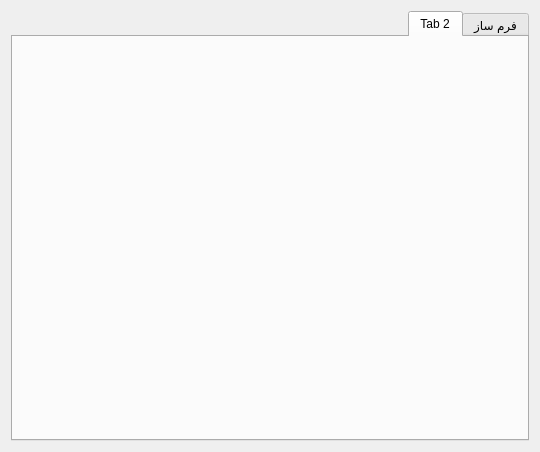
Qt form ui/main.ui (ostadsgo/form_app) before a commit.
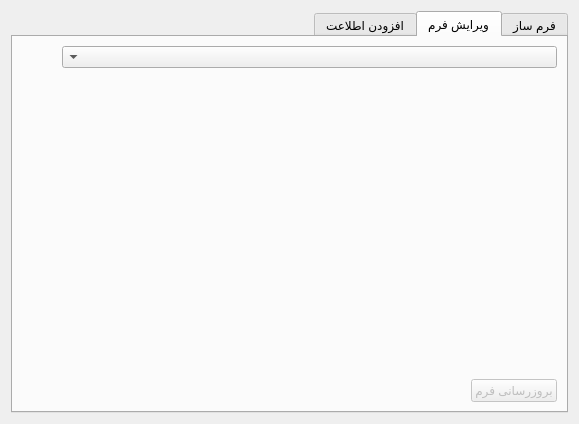
The same form after that commit. The open tabs and pages were chosen to show the change.

Commit message: Edit form functionallity.

```diff
--- a/ui/main.ui
+++ b/ui/main.ui
@@ -6,8 +6,8 @@
    <rect>
     <x>0</x>
     <y>0</y>
-    <width>540</width>
-    <height>452</height>
+    <width>579</width>
+    <height>424</height>
    </rect>
   </property>
   <property name="sizePolicy">
@@ -166,14 +166,91 @@
      </widget>
      <widget class="QWidget" name="tab_2">
       <attribute name="title">
-       <string>Tab 2</string>
+       <string>ویرایش فرم</string>
       </attribute>
       <layout class="QVBoxLayout" name="verticalLayout_5">
        <item>
-        <layout class="QVBoxLayout" name="verticalLayout_4"/>
+        <layout class="QVBoxLayout" name="verticalLayout_2">
+         <item>
+          <layout class="QHBoxLayout" name="ef_top_layout">
+           <item>
+            <widget class="QComboBox" name="form_list_combo">
+             <property name="placeholderText">
+              <string>فرم انتخاب کنید</string>
+             </property>
+            </widget>
+           </item>
+           <item>
+            <spacer name="horizontalSpacer_4">
+             <property name="orientation">
+              <enum>Qt::Orientation::Horizontal</enum>
+             </property>
+             <property name="sizeType">
+              <enum>QSizePolicy::Policy::Minimum</enum>
+             </property>
+             <property name="sizeHint" stdset="0">
+              <size>
+               <width>40</width>
+               <height>20</height>
+              </size>
+             </property>
+            </spacer>
+           </item>
+          </layout>
+         </item>
+         <item>
+          <layout class="QFormLayout" name="ef_fields_layout">
+           <item row="0" column="1">
+            <spacer name="verticalSpacer_2">
+             <property name="orientation">
+              <enum>Qt::Orientation::Vertical</enum>
+             </property>
+             <property name="sizeHint" stdset="0">
+              <size>
+               <width>20</width>
+               <height>40</height>
+              </size>
+             </property>
+            </spacer>
+           </item>
+          </layout>
+         </item>
+         <item>
+          <layout class="QHBoxLayout" name="horizontalLayout">
+           <item>
+            <widget class="QPushButton" name="update_form_button">
+             <property name="enabled">
+              <bool>false</bool>
+             </property>
+             <property name="text">
+              <string>بروزرسانی فرم</string>
+             </property>
+            </widget>
+           </item>
+           <item>
+            <spacer name="horizontalSpacer_3">
+             <property name="orientation">
+              <enum>Qt::Orientation::Horizontal</enum>
+             </property>
+             <property name="sizeHint" stdset="0">
+              <size>
+               <width>40</width>
+               <height>20</height>
+              </size>
+             </property>
+            </spacer>
+           </item>
+          </layout>
+         </item>
+        </layout>
        </item>
       </layout>
      </widget>
+     <widget class="QWidget" name="insert_data_tab">
+      <attribute name="title">
+       <string>افزودن اطلاعت</string>
+      </attribute>
+     </widget>
     </widget>
    </item>
   </layout>
```
Left out of the diff: 4 changed lines with no effect on the pictures. The commit also changes 3 other files.
